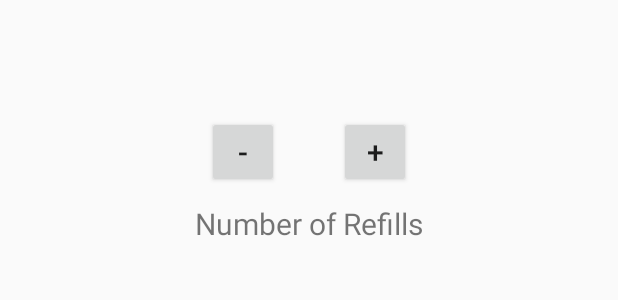
After one commit to zach-macadams/CSC415-PharmacyProject, an Android app: the layout refills_dialog_layout.xml on its own in the app's theme, with its tools: preview values and no code run, on a phone screen of 412 x 824 dp. The commit adds this screen. Shown: the top 300 px of the screen. Run offline under Robolectric (Android 15) with nearby library versions, the phone set to English and light mode, and no system bars.

Commit message:
Completed refills page. Added ability to modify the number of refills remaining.

```diff
--- a/csc415-pharmacyapp-test/app/src/main/AndroidManifest.xml
+++ b/csc415-pharmacyapp-test/app/src/main/AndroidManifest.xml
@@ -11,7 +11,8 @@
         <activity
             android:name=".MainActivity"
             android:label="@string/app_name"
-            android:theme="@style/AppTheme.NoActionBar">
+            android:theme="@style/AppTheme.NoActionBar"
+            android:screenOrientation="portrait">
             <intent-filter>
                 <action android:name="android.intent.action.MAIN" />
 
--- /dev/null
+++ b/csc415-pharmacyapp-test/app/src/main/res/layout/refills_dialog_layout.xml
@@ -0,0 +1,62 @@
+<?xml version="1.0" encoding="utf-8"?>
+<LinearLayout xmlns:android="http://schemas.android.com/apk/res/android"
+    android:orientation="vertical"
+    android:layout_width="match_parent"
+    android:layout_height="match_parent"
+    android:layout_marginTop="20dp"
+    android:layout_marginStart="10dp"
+    android:layout_marginEnd="10dp"
+    android:layout_marginBottom="10dp">
+
+    <TextView
+        android:id="@+id/txt_medicine_name"
+        android:layout_width="match_parent"
+        android:layout_height="wrap_content"
+        android:layout_marginTop="20dp"
+        android:gravity="center_horizontal"
+        android:textSize="20sp"
+        />
+
+    <LinearLayout
+        android:layout_width="match_parent"
+        android:layout_height="wrap_content"
+        android:gravity="center_horizontal"
+        android:layout_marginTop="10dp"
+        android:layout_marginBottom="10dp">
+
+        <Button
+            android:id="@+id/btn_decrease_refills"
+            android:layout_width="wrap_content"
+            android:layout_height="wrap_content"
+            style="?attr/buttonStyleSmall"
+            android:text="@string/decrease_refills"
+            android:textSize="20sp"
+            />
+
+        <TextView
+            android:id="@+id/txt_refills"
+            android:layout_width="wrap_content"
+            android:layout_height="wrap_content"
+            android:layout_marginStart="20dp"
+            android:layout_marginEnd="20dp"
+            />
+
+        <Button
+            android:id="@+id/btn_increase_refills"
+            android:layout_width="wrap_content"
+            android:layout_height="wrap_content"
+            style="?attr/buttonStyleSmall"
+            android:text="@string/increase_refills"
+            android:textSize="20sp"
+            />
+    </LinearLayout>
+
+    <TextView
+        android:layout_width="match_parent"
+        android:layout_height="wrap_content"
+        android:text="@string/refills_text"
+        android:textSize="20sp"
+        android:gravity="center_horizontal"
+        />
+
+</LinearLayout>
--- a/csc415-pharmacyapp-test/app/src/main/res/values/strings.xml
+++ b/csc415-pharmacyapp-test/app/src/main/res/values/strings.xml
@@ -1,9 +1,14 @@
 <resources>
-    <string name="app_name">csc415-pharmacyapp-test</string>
+    <string name="app_name">Pill Master</string>
     <string name="medicine_list_fragment_label">Medications</string>
     <string name="add_medicine_fragment_label">Add Medicine</string>
     <string name="refills_fragment_label">Refills</string>
     <string name="alerts_list_fragment_label">Alerts</string>
+
+    <string name="decrease_refills">-</string>
+    <string name="increase_refills">+</string>
+    <string name="refills_text">Number of Refills</string>
+
 
     <string name="navigation_drawer_open">Open navigation drawer</string>
     <string name="navigation_drawer_close">Close navigation drawer</string>
```
Also changed, not shown: csc415-pharmacyapp-test/app/src/main/java/com/tantdyalf/csc415_pharmacyapp_test/AddMedicineFragment.java (+56 -21 lines), csc415-pharmacyapp-test/app/src/main/java/com/tantdyalf/csc415_pharmacyapp_test/RefillsFragment.java (+78 -4 lines), csc415-pharmacyapp-test/app/src/main/res/layout/refills_list_item.xml (+21 -15 lines).
